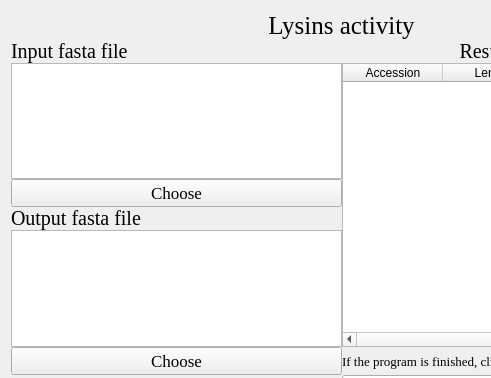
Old version of the form Lysins.ui in the repository hzaurzli/MicroWorldOmics; both pictures show x 0 to 491 and y 0 to 378 of the 683 by 533 pixel window.
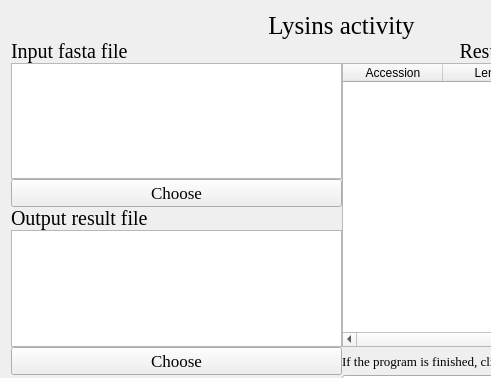
New version of the form. Icons and pictures are not drawn.

```diff
--- a/Lysins.ui
+++ b/Lysins.ui
@@ -70,7 +70,7 @@
         </font>
        </property>
        <property name="text">
-        <string>Output fasta file</string>
+        <string>Output result file</string>
        </property>
        <property name="alignment">
         <set>Qt::AlignLeading|Qt::AlignLeft|Qt::AlignVCenter</set>
```
